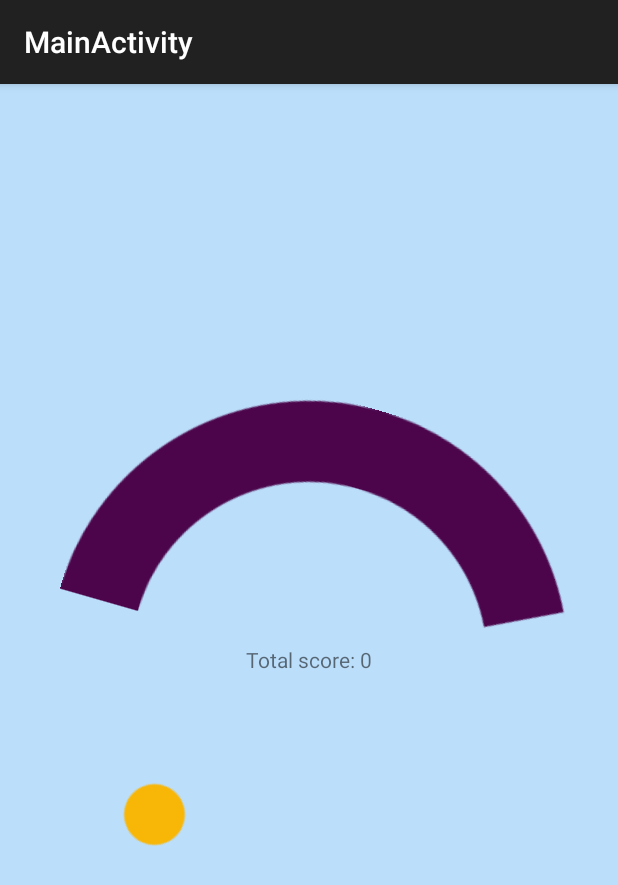
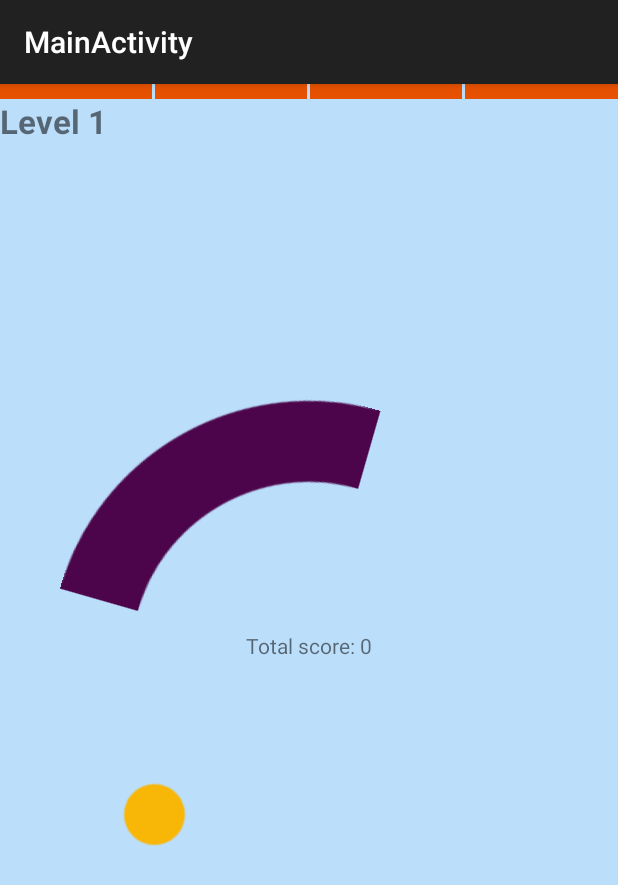
Before and after one commit to tructran2359/RunGame, an Android app: the screen it shows after launch (MainActivity), after a tap on an icon or button, on a phone screen of 412 x 824 dp. Shown: the top 885 px of the screen. Run offline under Robolectric (Android 15) with nearby library versions, the phone set to English and light mode, and no system bars; libraries missing offline, so code that uses them is left out: com.facebook, com.facebook.widget; plain views replace LoginButton; 5 statements that could not run were skipped.

Commit message:
Add views to show which level  is gained, add continuous score bonus rule, refactor code

```diff
--- a/RunGame/app/src/main/java/com/tructran2359/app/activity/MainActivity.java
+++ b/RunGame/app/src/main/java/com/tructran2359/app/activity/MainActivity.java
@@ -20,10 +20,10 @@ import com.facebook.Session;
 import com.facebook.SessionState;
 import com.facebook.UiLifecycleHelper;
 import com.facebook.widget.FacebookDialog;
-import com.facebook.widget.LoginButton;
 import com.tructran2359.app.R;
 import com.tructran2359.app.helper.LogHelper;
 import com.tructran2359.app.helper.MyHelper;
+import com.tructran2359.app.helper.PreferencesHelper;
 
 import java.util.ArrayList;
 import java.util.Arrays;
@@ -33,42 +33,54 @@ import java.util.Random;
 public class MainActivity extends ActionBarActivity {
 
     //widgets
-    private ImageView mIVContent, mIVRequiredArea;
-    private TextView mTVScore, mTVHighestScore, mTVFinalScore, mTVTitle;
-    private Button mBtnStart, mBtnShareOnFacebook;
+    private ImageView
+            mIVContent,
+            mIVRequiredArea;
+
+    private TextView
+            mTVScore,
+            mTVHighestScore,
+            mTVFinalScore,
+            mTVTitle,
+            mTvScoreIncrement,
+            mTVLevel;
+    private Button
+            mBtnStart,
+            mBtnShareOnFacebook;
     private FrameLayout mFLSurface;
-    private RelativeLayout mRLGroupControl, mRLRoot;
-    private LoginButton mLoginButton;
+    private RelativeLayout
+            mRLGroupControl,
+            mRLRoot;
+    private View
+            mVLevelCount1,
+            mVLevelCount2,
+            mVLevelCount3,
+            mVLevelCount4;
 
     //game data
     private float mAngle = 0;
+    private float mAnglePrevious = 0;
     private float mAngleIncrement = DEFAULT_ANGLE_INCREMENT;
     private int mTotalScore = 0;
     private int mScoreIncrement = DEFAULT_SCORE_INCREMENT;
+    private int mScoreContinuousBonus = 0;
     private int mHighestScore = 0;
     private int mAreaMin, mAreaMax;
     private Random mRandom = new Random();
+    private int mLevel = 1;
+    private int mCurrentAcceptedArea = 0;
+    private int mCurrentRandomAngle = 0;
 
 
     //game constants
     private static final float DEFAULT_ANGLE_INCREMENT = 3;
     private static final int DEFAULT_SCORE_INCREMENT = 100;
-    private static final int REQUIRED_AREA_MIN = 270;
-    private static final int REQUIRED_AREA_MAX = 359;
+    private static final int DEFAULT_CONTINUOUS_BONUS = 100;
     private static final float FRAME_TIME = (float) 1000 / 60;
     private static final int CIRCLE_DEGREE = 360;
-    private static final int NUMBER_OF_ACCEPTED_AREA = 7;
-
-    private static final int ACCEPTED_AREA_30 = 0;
-    private static final int ACCEPTED_AREA_45 = 1;
-    private static final int ACCEPTED_AREA_60 = 2;
-    private static final int ACCEPTED_AREA_90 = 3;
-    private static final int ACCEPTED_AREA_120 = 4;
-    private static final int ACCEPTED_AREA_150 = 5;
-    private static final int ACCEPTED_AREA_180 = 6;
+    private static final int NUMBER_OF_ACCEPTED_AREA = 6;
 
     private static final List<Integer> LIST_ACCEPTED_AREA_DRAWABLE_ID = Arrays.asList(
-            R.drawable.accept_30,
             R.drawable.accept_45,
             R.drawable.accept_60,
             R.drawable.accept_90,
@@ -77,14 +89,15 @@ public class MainActivity extends ActionBarActivity {
             R.drawable.accept_180);
 
     private static final List<Integer> LIST_ACCEPTED_AREA_DEGREE = Arrays.asList(
-            30,
             45,
             60,
             90,
             120,
             150,
             180);
+
     private MyHandler mHandler;
+    private PreferencesHelper mPref;
     public static final int HANDLER_START = 2;
     public static final int HANDLER_STOP = 3;
 
@@ -102,6 +115,7 @@ public class MainActivity extends ActionBarActivity {
         super.onCreate(savedInstanceState);
         setContentView(R.layout.activity_main);
         mHandler = new MyHandler();
+        mPref = PreferencesHelper.getInstance(this);
 
         mUIHelper = new UiLifecycleHelper(this, null);
         mUIHelper.onCreate(savedInstanceState);
@@ -141,12 +155,16 @@ public class MainActivity extends ActionBarActivity {
     protected void onResume() {
         super.onResume();
         mUIHelper.onResume();
+
+        mHighestScore = mPref.getHighestScore();
     }
 
     @Override
     protected void onPause() {
         super.onPause();
         mUIHelper.onPause();
+
+        mPref.putHighestScore(mHighestScore);
     }
 
     @Override
@@ -167,12 +185,36 @@ public class MainActivity extends ActionBarActivity {
     private int mCount = 0;
 
     public void initWidgets() {
+        //result view
         mRLRoot = (RelativeLayout) findViewById(R.id.act_main_rl_root);
         mTVScore = (TextView) findViewById(R.id.act_main_tv_score);
+        mTvScoreIncrement = (TextView) findViewById(R.id.act_main_tv_score_increment);
+
         mTVFinalScore = (TextView) findViewById(R.id.act_main_tv_final_score);
         mTVHighestScore = (TextView) findViewById(R.id.act_main_tv_highest_score);
+
         mTVTitle = (TextView) findViewById(R.id.act_main_tv_title);
+        mTVTitle.setText(getString(R.string.press_to_start_msg));
 
+        mRLGroupControl = (RelativeLayout) findViewById(R.id.act_main_group_control);
+
+        mBtnStart = (Button) findViewById(R.id.act_main_btn_start_stop);
+        mBtnStart.setOnClickListener(new View.OnClickListener() {
+            @Override
+            public void onClick(View v) {
+                startGame();
+            }
+        });
+
+        mBtnShareOnFacebook = (Button) findViewById(R.id.act_main_btn_share_on_facebook);
+        mBtnShareOnFacebook.setOnClickListener(new View.OnClickListener() {
+            @Override
+            public void onClick(View v) {
+                doShareFacebook();
+            }
+        });
+
+        //game interaction views
         mIVContent = (ImageView) findViewById(R.id.act_main_iv_content);
         mIVRequiredArea = (ImageView) findViewById(R.id.act_main_iv_required_area);
 
@@ -187,25 +229,6 @@ public class MainActivity extends ActionBarActivity {
         mIVRequiredArea.setLayoutParams(params);
         mIVRequiredArea.setScaleType(ImageView.ScaleType.FIT_XY);
 
-        mRLGroupControl = (RelativeLayout) findViewById(R.id.act_main_group_control);
-
-        mBtnStart = (Button) findViewById(R.id.act_main_btn_start_stop);
-        mBtnStart.setOnClickListener(new View.OnClickListener() {
-            @Override
-            public void onClick(View v) {
-                startGame();
-            }
-        });
-
-
-        mBtnShareOnFacebook = (Button) findViewById(R.id.act_main_btn_share_on_facebook);
-        mBtnShareOnFacebook.setOnClickListener(new View.OnClickListener() {
-            @Override
-            public void onClick(View v) {
-                doShareFacebook();
-            }
-        });
-
         mFLSurface = (FrameLayout) findViewById(R.id.act_main_fl_surface_view);
         mFLSurface.setOnTouchListener(new View.OnTouchListener() {
             @Override
@@ -219,15 +242,21 @@ public class MainActivity extends ActionBarActivity {
         });
         mFLSurface.setEnabled(false);
 
+        //level count views
+        mVLevelCount1 = findViewById(R.id.act_main_v_level_count_1);
+        mVLevelCount2 = findViewById(R.id.act_main_v_level_count_2);
+        mVLevelCount3 = findViewById(R.id.act_main_v_level_count_3);
+        mVLevelCount4 = findViewById(R.id.act_main_v_level_count_4);
+        mTVLevel = (TextView) findViewById(R.id.act_main_tv_level);
+        mTVLevel.setText("Level 1");
+
+        //init first state
         mRLGroupControl.setVisibility(View.VISIBLE);
         mFLSurface.setVisibility(View.GONE);
         mBtnShareOnFacebook.setVisibility(View.GONE);
         mTVFinalScore.setVisibility(View.GONE);
         mTVHighestScore.setVisibility(View.GONE);
-        mTVTitle.setVisibility(View.GONE);
 
-        mLoginButton = (LoginButton) findViewById(R.id.act_main_btn_fb_login);
-        mLoginButton.setPublishPermissions(Arrays.asList("email", "user_photos", "publish_actions"));
     }
 
     public class MyHandler extends Handler {
@@ -273,8 +302,13 @@ public class MainActivity extends ActionBarActivity {
         mIVContent.setRotation(0);
         mTotalScore = 0;
         mAngle = 0;
+        mAnglePrevious = 0;
         mAngleIncrement = DEFAULT_ANGLE_INCREMENT;
         mScoreIncrement = DEFAULT_SCORE_INCREMENT;
+        mLevel = 1;
+        mTVLevel.setText("Level " + 1);
+        resetCountView();
+        mTvScoreIncrement.setText("");
         mTVScore.setText(getString(R.string.total_score) + ": " + mTotalScore);
     }
 
@@ -310,11 +344,46 @@ public class MainActivity extends ActionBarActivity {
                 mAngleIncrement += 1;
                 mScoreIncrement += 100;
                 mCount = 0;
+                mLevel ++;
+                mTVLevel.setText("Level " + mLevel);
+                resetCountView();
             } else {
                 mCount++;
+                switch (mCount) {
+                    case 1:
+                        mVLevelCount1.setBackgroundColor(getResources().getColor(R.color.purple));
+                        break;
+
+                    case 2:
+                        mVLevelCount2.setBackgroundColor(getResources().getColor(R.color.purple));
+                        break;
+
+                    case 3:
+                        mVLevelCount3.setBackgroundColor(getResources().getColor(R.color.purple));
+                        break;
+
+                    case 4:
+                        mVLevelCount4.setBackgroundColor(getResources().getColor(R.color.purple));
+                        break;
+                }
             }
-            mTotalScore += mScoreIncrement;
+
+            LogHelper.i("angle", "prev " + mAnglePrevious + " curr " + mAngle);
+
+            if (mAnglePrevious != 0 && (mAngle - mAnglePrevious) < CIRCLE_DEGREE) {
+                if (mScoreContinuousBonus == 0) {
+                    mScoreContinuousBonus = DEFAULT_CONTINUOUS_BONUS;
+                } else {
+                    mScoreContinuousBonus += 50;
+                }
+            } else {
+                mScoreContinuousBonus = 0;
+            }
+
+            mTotalScore += mScoreIncrement + mScoreContinuousBonus;
             mTVScore.setText(getString(R.string.total_score) + ": " + mTotalScore);
+            mTvScoreIncrement.setText("+" + mScoreIncrement + " +" + mScoreContinuousBonus);
+            mAnglePrevious = mAngle;
             randomAcceptedArea();
         } else {
             LogHelper.i("StopGame", "angle: " + angle + " min: " + mAreaMin + " max: " + mAreaMax);
@@ -322,17 +391,38 @@ public class MainActivity extends ActionBarActivity {
         }
     }
 
+    public void resetCountView() {
+        mVLevelCount1.setBackgroundColor(getResources().getColor(R.color.orange));
+        mVLevelCount2.setBackgroundColor(getResources().getColor(R.color.orange));
+        mVLevelCount3.setBackgroundColor(getResources().getColor(R.color.orange));
+        mVLevelCount4.setBackgroundColor(getResources().getColor(R.color.orange));
+    }
+
     public void randomAcceptedArea() {
         int randomAngle = mRandom.nextInt(CIRCLE_DEGREE);
+        if (randomAngle >= mCurrentRandomAngle -20 && randomAngle <= mCurrentRandomAngle + 20) {
+            mCurrentRandomAngle = (randomAngle + 60) % 360;
+        } else {
+            mCurrentRandomAngle = randomAngle;
+        }
         int randomAcceptedArea = mRandom.nextInt(NUMBER_OF_ACCEPTED_AREA);
+        if (randomAcceptedArea == mCurrentAcceptedArea) {
+            if (randomAcceptedArea == 0) {
+                mCurrentAcceptedArea = NUMBER_OF_ACCEPTED_AREA - 1;
+            } else {
+                mCurrentAcceptedArea = randomAcceptedArea - 1;
+            }
+        } else {
+            mCurrentAcceptedArea = randomAcceptedArea;
+        }
 
-        mIVRequiredArea.setImageResource(LIST_ACCEPTED_AREA_DRAWABLE_ID.get(randomAcceptedArea));
-        int acceptedAreaDegree = LIST_ACCEPTED_AREA_DEGREE.get(randomAcceptedArea);
+        mIVRequiredArea.setImageResource(LIST_ACCEPTED_AREA_DRAWABLE_ID.get(mCurrentAcceptedArea));
+        int acceptedAreaDegree = LIST_ACCEPTED_AREA_DEGREE.get(mCurrentAcceptedArea);
 
 
-        mAreaMin = (randomAngle + 0) % 360;
-        mAreaMax = (randomAngle + acceptedAreaDegree) % 360;
-        mIVRequiredArea.setRotation((float) randomAngle);
+        mAreaMin = (mCurrentRandomAngle + 0) % CIRCLE_DEGREE;
+        mAreaMax = (mCurrentRandomAngle + acceptedAreaDegree) % CIRCLE_DEGREE;
+        mIVRequiredArea.setRotation((float) mCurrentRandomAngle);
     }
 
     public void doShareFacebook() {
@@ -356,12 +446,6 @@ public class MainActivity extends ActionBarActivity {
         ArrayList<Bitmap> listBmp = new ArrayList<>();
         listBmp.add(bmp);
 
-        Session session = Session.getActiveSession();
-        List<String> permistions = session.getPermissions();
-        for (String permistion : permistions) {
-            LogHelper.i("facebook", permistion);
-        }
-        LogHelper.i("facebook", "share screenshot");
         if (FacebookDialog.canPresentShareDialog(this, FacebookDialog.ShareDialogFeature.PHOTOS)) {
             FacebookDialog fbDialog = new FacebookDialog.PhotoShareDialogBuilder(this).addPhotos(listBmp).build();
             mUIHelper.trackPendingDialogCall(fbDialog.present());
--- /dev/null
+++ b/RunGame/app/src/main/java/com/tructran2359/app/helper/PreferencesHelper.java
@@ -0,0 +1,73 @@
+package com.tructran2359.app.helper;
+
+import android.content.Context;
+import android.content.SharedPreferences;
+
+/**
+ * Created by tructran on 2/12/15.
+ */
+public class PreferencesHelper {
+
+    public static String PREF_NAME = "RunGamePreferences";
+    public static final String DEFAULT_STRING = "";
+    public static final int DEFAULT_INT = 0;
+    public static final boolean DEFAULT_BOOL = false;
+
+    public static final String PREF_HIGHEST_SCORE = "HighestScore";
+
+    protected static SharedPreferences mSharedPreferences;
+    protected static PreferencesHelper mInstance = new PreferencesHelper();
+
+    public static PreferencesHelper getInstance(Context ctx) {
+        init(ctx);
+        return mInstance;
+    }
+
+    private static void init(Context ctx) {
+        if (mSharedPreferences == null) {
+            mSharedPreferences = ctx.getSharedPreferences(PREF_NAME, Context.MODE_PRIVATE);
+        }
+    }
+
+    private static boolean putString(String key, String value) {
+        if (mSharedPreferences != null) {
+            SharedPreferences.Editor editor = mSharedPreferences.edit();
+            editor.putString(key, value);
+            editor.commit();
+            return true;
+        }
+        return false;
+    }
+
+    private static String getString(String key) {
+        if (mSharedPreferences != null) {
+            return mSharedPreferences.getString(key, DEFAULT_STRING);
+        }
+        return DEFAULT_STRING;
+    }
+
+    private static boolean putInt(String key, int value) {
+        if (mSharedPreferences != null) {
+            SharedPreferences.Editor editor = mSharedPreferences.edit();
+            editor.putInt(key, value);
+            editor.commit();
+            return true;
+        }
+        return false;
+    }
+
+    private static int getInt(String key, int defaultValue) {
+        if (mSharedPreferences != null) {
+            return mSharedPreferences.getInt(key, defaultValue);
+        }
+        return defaultValue;
+    }
+
+    public boolean putHighestScore(int score) {
+        return putInt(PREF_HIGHEST_SCORE, score);
+    }
+
+    public int getHighestScore() {
+        return getInt(PREF_HIGHEST_SCORE, DEFAULT_INT);
+    }
+}
--- a/RunGame/app/src/main/res/layout/activity_main.xml
+++ b/RunGame/app/src/main/res/layout/activity_main.xml
@@ -5,6 +5,44 @@
     android:layout_height="match_parent"
     tools:context="com.tructran2359.app.activity.TestActivity"
     android:background="@color/act_main_bg">
+
+    <LinearLayout
+        android:layout_width="match_parent"
+        android:layout_height="wrap_content"
+        android:orientation="vertical">
+
+        <LinearLayout
+            android:layout_width="match_parent"
+            android:layout_height="wrap_content"
+            android:orientation="horizontal"
+            android:weightSum="4">
+
+            <View
+                android:id="@+id/act_main_v_level_count_1"
+                style="@style/act_main_v_level_count_style" />
+
+            <View
+                android:id="@+id/act_main_v_level_count_2"
+                style="@style/act_main_v_level_count_style" />
+
+            <View
+                android:id="@+id/act_main_v_level_count_3"
+                style="@style/act_main_v_level_count_style" />
+
+            <View
+                android:id="@+id/act_main_v_level_count_4"
+                style="@style/act_main_v_level_count_style"
+                android:layout_marginRight="0dp" />
+
+        </LinearLayout>
+
+        <TextView
+            android:id="@+id/act_main_tv_level"
+            android:layout_width="match_parent"
+            android:layout_height="wrap_content"
+            android:textStyle="bold"
+            android:textSize="@dimen/text_size_large"/>
+    </LinearLayout>
 
 
     <FrameLayout
@@ -26,12 +64,22 @@
             android:src="@drawable/img_run_circle"
             android:layout_gravity="center" />
 
-        <TextView
-            android:id="@+id/act_main_tv_score"
+        <LinearLayout
             android:layout_width="wrap_content"
             android:layout_height="wrap_content"
-            android:layout_alignParentBottom="true"
-            android:layout_gravity="center" />
+            android:orientation="vertical"
+            android:layout_gravity="center">
+
+            <TextView
+                android:id="@+id/act_main_tv_score"
+                android:layout_width="wrap_content"
+                android:layout_height="wrap_content" />
+
+            <TextView
+                android:id="@+id/act_main_tv_score_increment"
+                android:layout_width="wrap_content"
+                android:layout_height="wrap_content" />
+        </LinearLayout>
 
     </FrameLayout>
 
@@ -50,29 +98,29 @@
 
             <TextView
                 android:id="@+id/act_main_tv_title"
-                style="@style/act_main_tv_result_style"/>
+                style="@style/act_main_tv_result_style" />
 
             <TextView
                 android:id="@+id/act_main_tv_final_score"
-                style="@style/act_main_tv_result_style"/>
+                style="@style/act_main_tv_result_style" />
 
             <TextView
                 android:id="@+id/act_main_tv_highest_score"
-                style="@style/act_main_tv_result_style"/>
+                style="@style/act_main_tv_result_style" />
 
             <Button
                 android:id="@+id/act_main_btn_start_stop"
                 android:layout_width="50dp"
                 android:layout_height="50dp"
                 android:background="@drawable/ic_refresh"
-                android:layout_gravity="center_horizontal"/>
+                android:layout_gravity="center_horizontal" />
 
             <Button
                 android:id="@+id/act_main_btn_share_on_facebook"
                 android:layout_width="wrap_content"
                 android:layout_height="wrap_content"
                 android:text="@string/share_on_facebook"
-                android:layout_gravity="center_horizontal"/>
+                android:layout_gravity="center_horizontal" />
         </LinearLayout>
 
 
@@ -82,6 +130,6 @@
         android:id="@+id/act_main_btn_fb_login"
         android:layout_width="0dp"
         android:layout_height="0dp"
-        android:visibility="gone"/>
+        android:visibility="gone" />
 
 </RelativeLayout>
--- a/RunGame/app/src/main/res/values/dimens.xml
+++ b/RunGame/app/src/main/res/values/dimens.xml
@@ -15,4 +15,5 @@
     <dimen name="common_space_triple">15dp</dimen>
 
     <dimen name="act_main_view_center_size">50dp</dimen>
+    <dimen name="act_main_view_level_count_height">10dp</dimen>
 </resources>
--- a/RunGame/app/src/main/res/values/strings.xml
+++ b/RunGame/app/src/main/res/values/strings.xml
@@ -15,4 +15,5 @@
     <string name="facebook_message">Can you get higher score??? I am sure that you can not LoL</string>
     <string name="done">DONE</string>
     <string name="error">Somethings went wrong</string>
+    <string name="press_to_start_msg">Press button below\nto start</string>
 </resources>
--- a/RunGame/app/src/main/res/values/styles.xml
+++ b/RunGame/app/src/main/res/values/styles.xml
@@ -16,4 +16,12 @@
         <item name="android:layout_marginBottom">@dimen/common_space</item>
     </style>
 
+    <style name="act_main_v_level_count_style">
+        <item name="android:layout_width">0dp</item>
+        <item name="android:layout_height">@dimen/act_main_view_level_count_height</item>
+        <item name="android:layout_weight">1</item>
+        <item name="android:layout_marginRight">2dp</item>
+        <item name="android:background">@color/orange</item>
+    </style>
+
 </resources>
```
Also changed, not shown: RunGame/app/src/main/res/drawable-xhdpi/accept_30.png (deleted).
